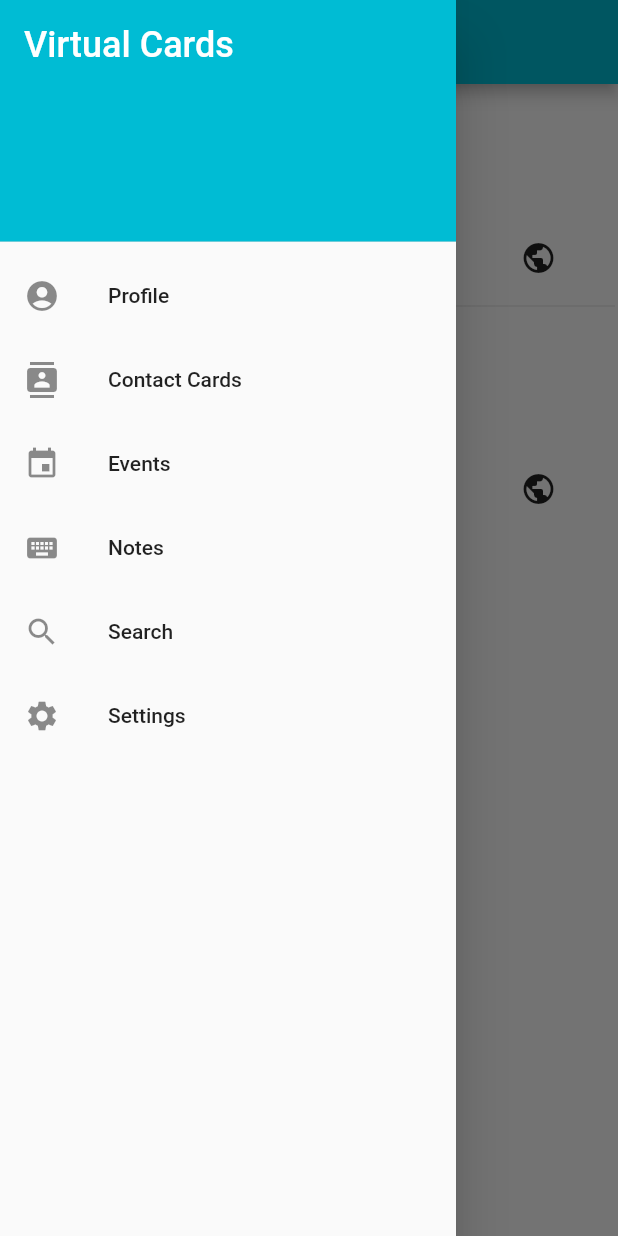
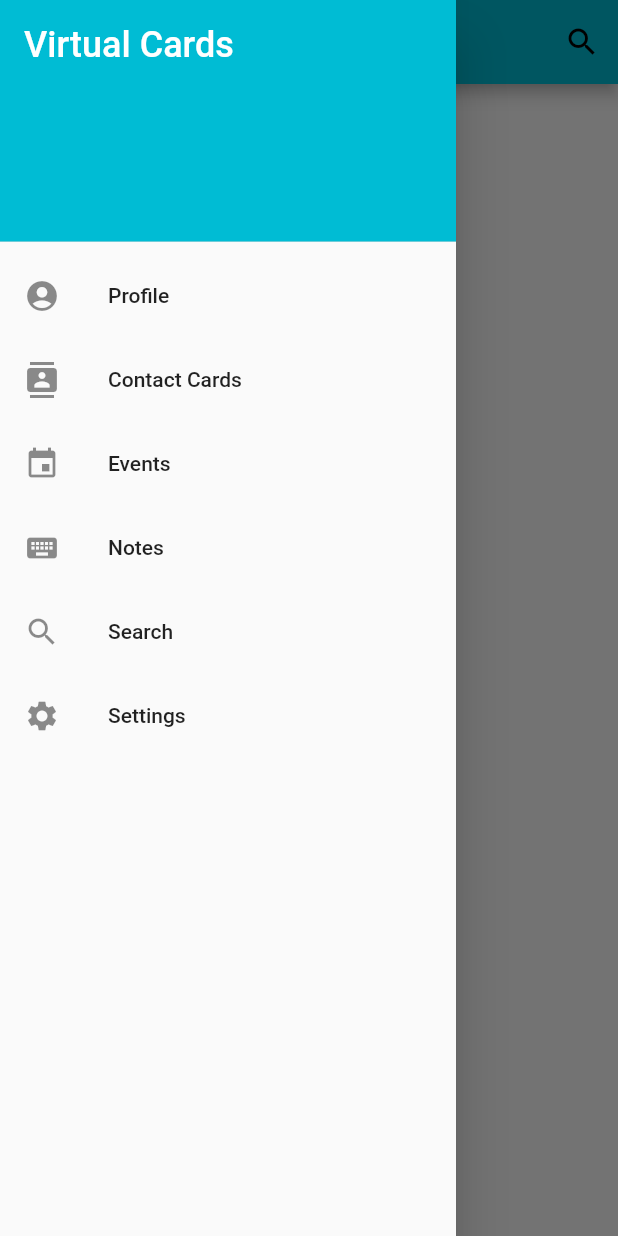
Before and after one commit to anne-moshyedi/virtual_cards, a Flutter app: the Profile screen opened directly, with the side drawer open, on a phone screen of 412 x 824 dp. Run offline on Flutter 3.47's test engine with Material 2 defaults, Android fonts, the phone set to English and light mode, and no system bars; our stand-ins replace sqflite; missing offline and left inert: flappy_search_bar; accounts and stored records are empty.

Commit message:
separate personal vs. friend contacts

```diff
--- a/lib/profile.dart
+++ b/lib/profile.dart
@@ -1,126 +1,248 @@
+import 'package:flappy_search_bar/flappy_search_bar.dart';
 import 'package:flutter/material.dart';
-import 'package:practice_app/contactExpanded.dart';
+import 'package:path/path.dart';
+import 'package:practice_app/businessCard.dart';
 import 'package:practice_app/main.dart';
-import 'dart:async';
-import 'package:flutter/material.dart';
-import 'package:url_launcher/url_launcher.dart';
-import 'package:flutter_test/flutter_test.dart';
+import 'package:practice_app/notes.dart';
+import 'package:practice_app/profile.dart';
 import 'package:sqflite/sqflite.dart';
-import 'package:path/path.dart';
-
+import 'package:sqflite/sqlite_api.dart';
+import 'package:practice_app/dogs.dart';
+import 'package:practice_app/contacts.dart';
 
 class Profile extends StatelessWidget {
   @override
   Widget build(BuildContext context) {
     return Scaffold(
       appBar: AppBar(
-        title: Text("Profile"),
+        title: Text("Contacts"),
+        actions: [
+          IconButton(
+            icon: Icon(Icons.search),
+            onPressed: () {
+              showSearch(
+                context: context,
+                delegate: CustomSearchDelegate(ContactList())
+              );
+            },
+          ),
+        ],
       ),
-      body: new ListView.separated(
-        padding: const EdgeInsets.all(2),
-        itemCount: 2,
-        itemBuilder: (BuildContext context, int index)
-        { return ContactCard(); },
-        separatorBuilder: (BuildContext context, int index) =>const Divider() ),
+        body: new Material(
+          child: new Column(
+            children: <Widget>[
+              new Expanded(
+                flex: 2,
+                child: ContactList(),
+              ),
+             ]
+            )
+          ),
         drawer: MyDrawer(),
-        );
-  //      if I want to use .builder, take out padding and separatorBuilder
+    );
+  }
+
+
+}
+
+class ContactList extends StatelessWidget{
+
+  static final myDB = BusinessCard.instance;
+
+  //Future<Map<String, dynamic>> maps = myDB.queryAllRows();
+
+  @override
+  Widget build(BuildContext context) {
+    return FutureBuilder<List<BCard>>(
+      future: getInfo('1'),
+      builder: (context, snapshot) {
+        switch (snapshot.connectionState) {
+          case ConnectionState.none:
+            return Text("none");
+          case ConnectionState.active:
+          case ConnectionState.waiting:
+            return Text("active and maybe waiting");
+          case ConnectionState.done:
+            return ListView.separated(
+                padding: const EdgeInsets.all(2),
+                itemCount: snapshot.data.length,
+                itemBuilder: (BuildContext context, int index) {
+                  return Container(
+                    //height: 50,
+                    child: Center(child: snapshot.data[index]),
+                  );
+                },
+                separatorBuilder: (BuildContext contect, int index) => const Divider()
+              );
+          default:
+            return Text("done");
+        }
+      }
+    );
+
+    // ListView.separated(
+    //   padding: const EdgeInsets.all(2),
+    //   itemCount: _countRows(),
+    //   itemBuilder: (BuildContext context, int index) {
+    //     return ContactCard(card_id: 'ok');
+    //   },
+    //   separatorBuilder: (BuildContext contect, int index) => const Divider()
+    // );
+  }
+  Future<int> _countRows() async {
+    // Assuming that the number of rows is the id for the last row.
+    return await myDB.queryRowCount();
+  }
+
+  // Future<List<BusinessCard>> getCardInfo() async {
+  //   final List<Map<String, dynamic>> maps = await myDB.queryAllRows();
+  //   return List.generate(maps.length, (i) {
+  //       return BusinessCard();
+  //     }
+  //   );
+  // }
+
+
+  Widget createListView(BuildContext context, AsyncSnapshot snapshot) {
+    List<String> values = snapshot.data;
+    return new ListView.builder(
+        itemCount: values.length,
+        itemBuilder: (BuildContext context, int index) {
+          return new Column(
+            children: <Widget>[
+              new ListTile(
+                title: new Text(values[index]),
+              ),
+              new Divider(height: 2.0,),
+            ],
+          );
+        },
+    );
   }
 }
 
+class CustomSearchDelegate extends SearchDelegate {
+  // final UnmodifiableListView<ContactList> contacts;
+  final ContactList contacts;
+  CustomSearchDelegate(this.contacts);
 
-class ContactCard extends StatelessWidget {
+  @override
+  List<Widget> buildActions(BuildContext context) {
+    return [
+      IconButton(
+        icon: Icon(Icons.clear),
+        onPressed: () {
+          query = '';
+        },
+      ),
+    ];
+  }
 
-  final String card_id;
-  final String f_name;
-  final String l_name;
-  final String mobile_number;
-  final String email_addr;
-  final String street_addr;
-  final String website;
-  final String linked_in;
-  final String personal;
-  final String notes;
-
-  const ContactCard({Key key, this.card_id, this.f_name, this.l_name, this.mobile_number, this.email_addr, this.street_addr, this.website, this.linked_in, this.personal, this.notes}) : super(key: key);
-
-    void _launchUrl(String url) async{
-    if(await canLaunch(url)){
-      await launch(url);
-    }
-    else{
-      throw 'Could not open URL';
-    }
-  }
+  // button to close
   @override
-  Widget build(BuildContext context) {
-    return InkWell(
-      // When the user taps a contact, take them to the full contact page.
-      onTap: () {
-        Navigator.push(
-          context,
-          MaterialPageRoute(builder: (context) => ContactExpanded(contactInfo:
-          ["Name", "Annie Moshyedi", "Mobile", "(301) 529-6024", "Email", "acm4xb@virginia.edu",
-          "Address", "418 17th Street NW, Charlottesville, VA, 22903",
-          "LinkedIn", "https://www.linkedin.com/in/anne-moshyedi/",
-          "Website", "https://anne-moshyedi.github.io/",
-          "Notes", "Met Annie at UVA career fair."] )),//List<String>.generate(10, (i) => "Item $i"),)),
-        );
+  Widget buildLeading(BuildContext context) {
+    return IconButton(
+      icon: Icon(Icons.arrow_back),
+      onPressed: () {
+        close(context, null);
       },
-      child: Column(
-        mainAxisSize: MainAxisSize.min,
-      crossAxisAlignment: CrossAxisAlignment.stretch,
-      children: [
-        Row(
-          children: [
-            Padding(
-              padding: const EdgeInsets.all(8.0),
-              child: Icon(Icons.account_circle, size: 50),
-            ),
-            Column(
-              crossAxisAlignment: CrossAxisAlignment.start,
-              mainAxisSize: MainAxisSize.min,
-              children: [
-                Text(
-                  'Annie Moshyedi',
-                  style: Theme.of(context).textTheme.headline,
-                ),
-                Text(
-                  'Software Engineer',
-                )
-              ],
-            ),
-          ],
-        ),
-        SizedBox(height: 8),
-        Row(
-          mainAxisAlignment: MainAxisAlignment.spaceBetween,
-        ),
-        SizedBox(height: 16),
-        Row(
-          mainAxisAlignment: MainAxisAlignment.spaceAround,
-          children: [
-            // mailto and tell don't work on simulator. need to run on physical device.
-            IconButton(
-              icon: Icon(Icons.email),
-              onPressed: () {_launchUrl('mailto:annemoshyedi@gmail.com');},
-            ),
-            IconButton(
-              icon: Icon(Icons.local_phone),
-              onPressed: () {_launchUrl('tel:+1 301 529 6024');},
-            ),
-            IconButton(
-              icon: Icon(Icons.device_hub),
-              onPressed: () {_launchUrl('https://www.linkedin.com/in/anne-moshyedi/');},
-            ),
-            IconButton(
-              icon: Icon(Icons.public),
-              onPressed: () {_launchUrl('https://anne-moshyedi.github.io/');},
-            ),
-          ],
-        ),
-      ],
-      ),
     );
   }
+
+  @override
+  Widget buildResults(BuildContext context) {
+    if (query.length < 3) {
+      return Column(
+        mainAxisAlignment: MainAxisAlignment.center,
+        children: <Widget>[
+          Center(
+            child: Text(
+              "Search term must be longer than two letters.",
+            ),
+          )
+        ],
+      );
+    }
+
+
+    //Add the search term to the searchBloc.
+    //The Bloc will then handle the searching and add the results to the searchResults stream.
+    //This is the equivalent of submitting the search term to whatever search service you are using
+    // InheritedBlocs.of(context)
+    //     .searchBloc
+    //     .searchTerm
+    //     .add(query);
+
+    return Column(
+      children: <Widget>[
+        //Build the results based on the searchResults stream in the searchBloc
+        // StreamBuilder(
+        //   stream: InheritedBlocs.of(context).searchBloc.searchResults,
+        //   builder: (context, AsyncSnapshot<List<Result>> snapshot) {
+        //     if (!snapshot.hasData) {
+        //       return Column(
+        //         crossAxisAlignment: CrossAxisAlignment.center,
+        //         mainAxisAlignment: MainAxisAlignment.center,
+        //         children: <Widget>[
+        //           Center(child: CircularProgressIndicator()),
+        //         ],
+        //       );
+        //     } else if (snapshot.data.length == 0) {
+        //       return Column(
+        //         children: <Widget>[
+        //           Text(
+        //             "No Results Found.",
+        //           ),
+        //         ],
+        //       );
+        //     } else {
+        //       var results = snapshot.data;
+        //       return ListView.builder(
+        //         itemCount: results.length,
+        //         itemBuilder: (context, index) {
+        //           var result = results[index];
+        //           return ListTile(
+        //             title: Text(result.title),
+        //           );
+        //         },
+        //       );
+        //     }
+        //   },
+        // ),
+      ],
+    );
+
+  }
+
+  @override
+  Widget buildSuggestions(BuildContext context) {
+    // This method is called everytime the search term changes.
+    // If you want to add search suggestions as the user enters their search term, this is the place to do that.
+    return ContactList(
+      // stream: contacts,
+      // builder: (context, AsyncSnapshot<ContactList> snapshot),
+    );
+  }
+
 }
+
+  Future<List<BCard>> getInfo(personal) async {
+    final database = openDatabase(join('/Users/anniemoshyedi/Desktop/practice_app/lib/', 'practice_app_data.db'), version: 1);
+    final Database myDB = await database;
+    //final allRows = await myDB.query('business_card');
+    final allRows = await myDB.rawQuery('SELECT * FROM business_card WHERE personal=$personal');
+    return List.generate(allRows.length, (i) {
+      // my issue is that for some reason card_id and mobile_number is an int
+      // var v = allRows[i]['mobile_number'];
+      // print(v);
+      // if (v is String ) print("String");
+      BCard a = new BCard(allRows[i]['card_id'], allRows[i]['f_name'], allRows[i]['l_name'],
+        allRows[i]['mobile_number'],
+        allRows[i]['email_addr'], allRows[i]['street_addr'],
+        allRows[i]['website'], allRows[i]['linked_in'],
+        allRows[i]['personal'], allRows[i]['notes'],
+        allRows[i]['title'], allRows[i]['company']);
+      //print(a.personal);
+      return (a);
+    });
+  }
```
Also changed, not shown: lib/businessCard.dart (+7 -3 lines), lib/contacts.dart (+48 -17 lines), lib/main.dart (+24 -23 lines), 1 other file.
